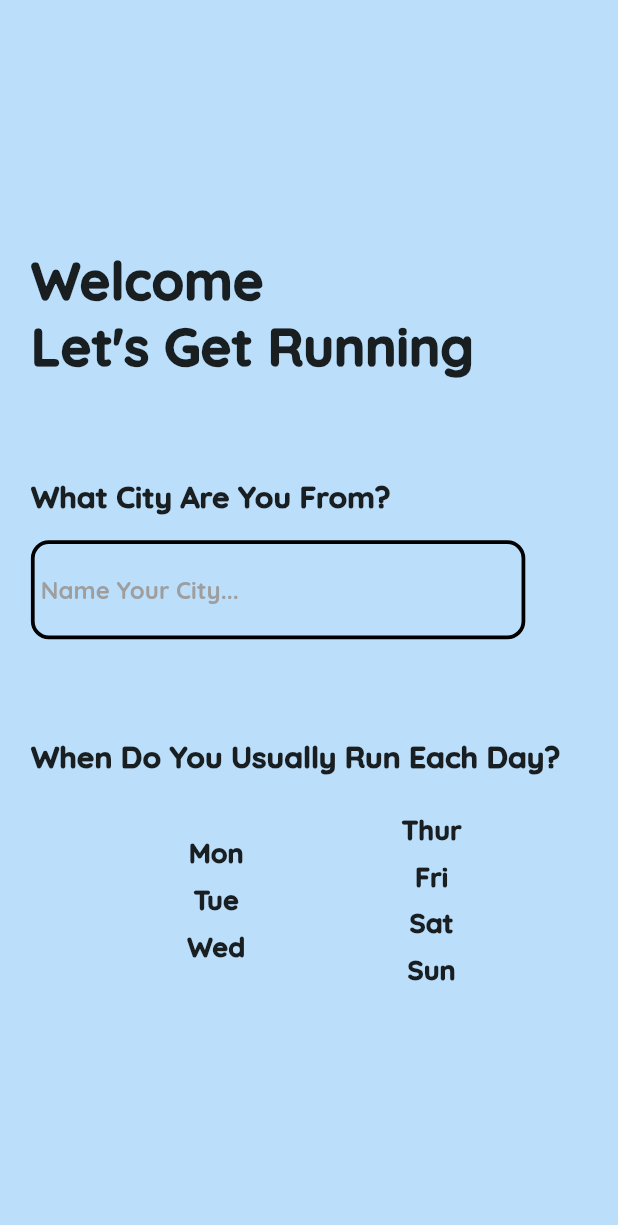
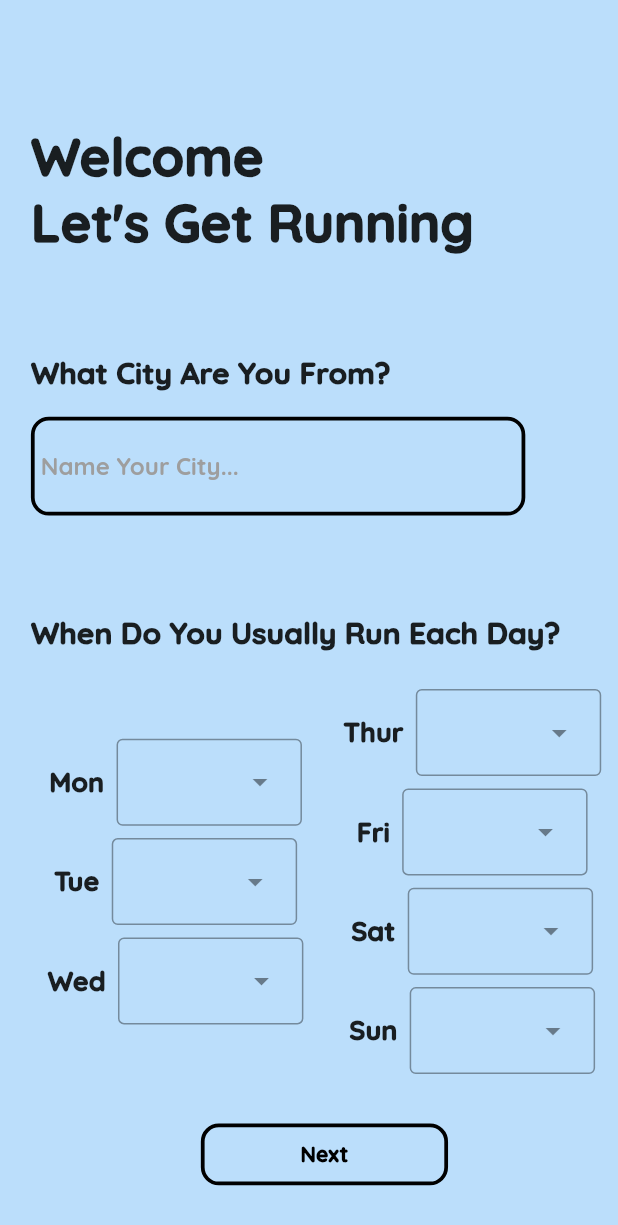
Before and after one commit to larry-adesola/weatherApp, a Flutter app: the screen it shows after launch, on a phone screen of 412 x 824 dp. Shown: the top 1225 px of the screen. Run offline on Flutter 3.47's test engine with Material 2 defaults, Android fonts, the phone set to English and light mode, and no system bars.

Commit message:
hey, welcome screen done

```diff
--- a/lib/pages/welcome.dart
+++ b/lib/pages/welcome.dart
@@ -1,6 +1,4 @@
 import 'package:flutter/material.dart';
-
-
 
 class Welcome extends StatefulWidget {
   const Welcome({Key? key}) : super(key: key);
@@ -10,6 +8,18 @@ class Welcome extends StatefulWidget {
 }
 
 class _WelcomeState extends State<Welcome> {
+  final List<DropdownMenuEntry> timeRanges = [
+    DropdownMenuEntry(value: '6am - 7am', label: '6am - 7am'),
+    DropdownMenuEntry(value: '7am - 8am', label: '7am - 8am'),
+    DropdownMenuEntry(value: '8am - 9am', label: '8am - 9am'),
+    DropdownMenuEntry(value: '9am - 10am', label: '9am - 10am'),
+    DropdownMenuEntry(value: '10am - 11am', label: '10am - 11am'),
+    DropdownMenuEntry(value: '11am - 12pm', label: '11am - 12pm'),
+    DropdownMenuEntry(value: '12pm - 1pm', label: '12pm - 1pm'),
+    DropdownMenuEntry(value: '1pm - 2pm', label: '1am - 2am'),
+    DropdownMenuEntry(value: '2pm - 3pm', label: '2pm - 3pm'),
+    DropdownMenuEntry(value: '3pm - 4pm', label: '3pm - 4pm'),
+  ];
   @override
   Widget build(BuildContext context) {
     final size = MediaQuery.of(context).size;
@@ -17,27 +27,27 @@ class _WelcomeState extends State<Welcome> {
         backgroundColor: Colors.blue[100],
         body: SingleChildScrollView(
           child: Padding(
-            padding: EdgeInsets.only(left: size.width*0.05),
+            padding: EdgeInsets.only(left: size.width * 0.05),
             child: Center(
               child: Column(
                 children: [
                   SizedBox(
-                    height: size.height*0.2,
+                    height: size.height * 0.1,
                   ),
                   const Align(
                       alignment: Alignment.topLeft,
-                      child: Text('Welcome',
-                      style: TextStyle(
-                        fontSize: 35
-                      ),)),
+                      child: Text(
+                        'Welcome',
+                        style: TextStyle(fontSize: 35),
+                      )),
                   const Align(
                       alignment: Alignment.topLeft,
-                      child: Text("Let's Get Running",
-                        style: TextStyle(
-                            fontSize: 35
-                        ),)),
+                      child: Text(
+                        "Let's Get Running",
+                        style: TextStyle(fontSize: 35),
+                      )),
                   SizedBox(
-                    height: size.height*0.08,
+                    height: size.height * 0.08,
                   ),
                   const Align(
                     alignment: Alignment.topLeft,
@@ -49,42 +59,40 @@ class _WelcomeState extends State<Welcome> {
                       ),
                     ),
                   ),
-                  SizedBox(height: size.height*0.02,),
+                  SizedBox(
+                    height: size.height * 0.02,
+                  ),
                   Align(
                     alignment: Alignment.topLeft,
                     child: Container(
-                      width: size.width*0.8,
-                      height: size.height*0.08,
+                      width: size.width * 0.8,
+                      height: size.height * 0.08,
                       decoration: BoxDecoration(
                           border: Border.all(color: Colors.black, width: 2.5),
-                          borderRadius: BorderRadius.circular(12)
-                      ),
+                          borderRadius: BorderRadius.circular(12)),
                       child: Align(
                         alignment: Alignment.centerLeft,
                         child: Padding(
-                          padding: EdgeInsets.only(left: size.width*0.01, right: size.width*0.01),
+                          padding: EdgeInsets.only(
+                              left: size.width * 0.01,
+                              right: size.width * 0.01),
                           child: TextFormField(
                             //controller: emailControl,
                             autocorrect: false,
                             //focusNode: emailFocusNode,
                             decoration: const InputDecoration(
                                 hintText: 'Name Your City...',
-                                hintStyle: TextStyle(
-                                    color: Colors.grey
-                                ),
+                                hintStyle: TextStyle(color: Colors.grey),
                                 enabledBorder: InputBorder.none,
-                                focusedBorder: InputBorder.none
-                            ),
-                            style: TextStyle(
-                                color: Colors.black
-                            ),
+                                focusedBorder: InputBorder.none),
+                            style: TextStyle(color: Colors.black),
                           ),
                         ),
                       ),
                     ),
                   ),
                   SizedBox(
-                    height: size.height*0.08,
+                    height: size.height * 0.08,
                   ),
                   const Align(
                     alignment: Alignment.topLeft,
@@ -97,7 +105,7 @@ class _WelcomeState extends State<Welcome> {
                     ),
                   ),
                   SizedBox(
-                    height: size.height*0.03,
+                    height: size.height * 0.03,
                   ),
                   Row(
                     mainAxisAlignment: MainAxisAlignment.spaceEvenly,
@@ -110,10 +118,17 @@ class _WelcomeState extends State<Welcome> {
                                 "Mon",
                                 style: TextStyle(fontSize: 18),
                               ),
+                              SizedBox(
+                                width: size.width*0.02,
+                              ),
+                              DropdownMenu(
+                                width: size.width*0.3,
+                                dropdownMenuEntries: timeRanges,
+                              )
                             ],
                           ),
                           SizedBox(
-                            height: size.height*0.01,
+                            height: size.height * 0.01,
                           ),
                           Row(
                             children: [
@@ -121,10 +136,17 @@ class _WelcomeState extends State<Welcome> {
                                 "Tue",
                                 style: TextStyle(fontSize: 18),
                               ),
+                              SizedBox(
+                                width: size.width*0.02,
+                              ),
+                              DropdownMenu(
+                                width: size.width*0.3,
+                                dropdownMenuEntries: timeRanges,
+                              )
                             ],
                           ),
                           SizedBox(
-                            height: size.height*0.01,
+                            height: size.height * 0.01,
                           ),
                           Row(
                             children: [
@@ -132,10 +154,18 @@ class _WelcomeState extends State<Welcome> {
                                 "Wed",
                                 style: TextStyle(fontSize: 18),
                               ),
+                              SizedBox(
+                                width: size.width*0.02,
+                              ),
+                              DropdownMenu(
+                                width: size.width*0.3,
+                                dropdownMenuEntries: timeRanges,
+                              )
                             ],
                           ),
                         ],
                       ),
+                      SizedBox(width: size.width*0.01,),
                       Column(
                         children: [
                           Row(
@@ -144,10 +174,17 @@ class _WelcomeState extends State<Welcome> {
                                 "Thur",
                                 style: TextStyle(fontSize: 18),
                               ),
+                              SizedBox(
+                                width: size.width*0.02,
+                              ),
+                              DropdownMenu(
+                                width: size.width*0.3,
+                                dropdownMenuEntries: timeRanges,
+                              )
                             ],
                           ),
                           SizedBox(
-                            height: size.height*0.01,
+                            height: size.height * 0.01,
                           ),
                           Row(
                             children: [
@@ -155,31 +192,73 @@ class _WelcomeState extends State<Welcome> {
                                 "Fri",
                                 style: TextStyle(fontSize: 18),
                               ),
+                              SizedBox(
+                                width: size.width*0.02,
+                              ),
+                              DropdownMenu(
+                                width: size.width*0.3,
+                                dropdownMenuEntries: timeRanges,
+                              )
                             ],
                           ),
                           SizedBox(
-                            height: size.height*0.01,
+                            height: size.height * 0.01,
                           ),
+                          Row(
+                            children: [
                               const Text(
                                 "Sat",
                                 style: TextStyle(fontSize: 18),
                               ),
                               SizedBox(
-                            height: size.height*0.01,
+                                width: size.width*0.02,
                               ),
+                              DropdownMenu(
+                                width: size.width*0.3,
+                                dropdownMenuEntries: timeRanges,
+                              )
+                            ],
+                          ),
+                          SizedBox(
+                            height: size.height * 0.01,
+                          ),
+                          Row(
+                            children: [
                               const Text(
                                 "Sun",
                                 style: TextStyle(fontSize: 18),
+                              ),
+                              SizedBox(
+                                width: size.width*0.02,
+                              ),
+                              DropdownMenu(
+                                width: size.width*0.3,
+                                dropdownMenuEntries: timeRanges,
+                              )
+                            ],
                           ),
                         ],
                       )
                     ],
                   ),
+                  SizedBox(height: size.height*0.04,),
+                  Container(
+                    width: size.width*0.4,
+                    height: size.height*0.05,
+                    decoration: BoxDecoration(
+                        border: Border.all(color: Colors.black, width: 2.5),
+                        borderRadius: BorderRadius.circular(12)
+                    ),
+                    child: const Center(
+                      child: Text(
+                        "Next", style: TextStyle(color: Colors.black),
+                      ),
+                    ),
+                  ),
                 ],
               ),
             ),
           ),
-        )
-    );
+        ));
   }
 }
```
Lines whose indentation alone changed are shown as unchanged.
